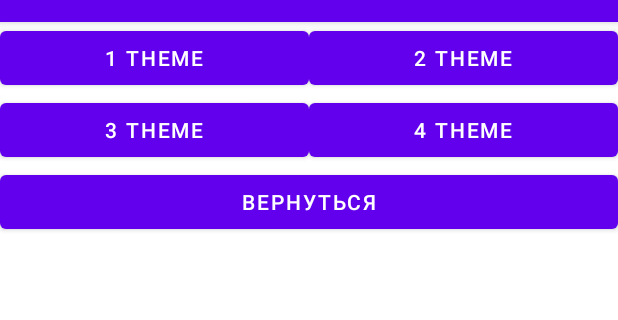
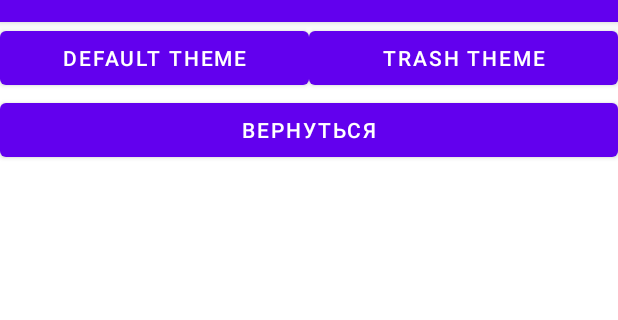
Before and after one commit to TimChesko/CalculatorV2, an Android app: the settings screen opened directly, with no data from a screen before it, on a phone screen of 412 x 824 dp, the part 62-382 px from its top. Run offline under Robolectric (Android 15) with nearby library versions, the phone set to English and light mode, and no system bars.

```diff
--- a/app/src/main/java/com/example/calculatorv2/settings.java
+++ b/app/src/main/java/com/example/calculatorv2/settings.java
@@ -7,7 +7,7 @@ import android.widget.Button;
 
 public class settings extends MainActivity {
 
-    Button firstTheme, secondTheme, thirdTheme, fourthTheme, back;
+    Button firstTheme, secondTheme, back;
 
     @Override
     protected void onCreate(Bundle savedInstanceState) {
@@ -16,8 +16,6 @@ public class settings extends MainActivity {
 
         firstTheme = (Button) findViewById(R.id.firstTheme);
         secondTheme = (Button) findViewById(R.id.secondTheme);
-        thirdTheme = (Button) findViewById(R.id.thirdTheme);
-        fourthTheme = (Button) findViewById(R.id.fourthTheme);
         back = (Button) findViewById(R.id.back);
 
         back.setOnClickListener(new View.OnClickListener() {
--- a/app/src/main/res/layout/activity_settings.xml
+++ b/app/src/main/res/layout/activity_settings.xml
@@ -16,32 +16,13 @@
             android:id="@+id/firstTheme"
             android:layout_width="0dp"
             android:layout_height="wrap_content"
-            android:text="1 theme"
+            android:text="Default theme"
             android:layout_weight="1"/>
         <Button
             android:id="@+id/secondTheme"
             android:layout_width="0dp"
             android:layout_height="wrap_content"
-            android:text="2 theme"
-            android:layout_weight="1"/>
-    </LinearLayout>
-
-    <LinearLayout
-        android:id="@+id/secondLineTheme"
-        android:layout_width="match_parent"
-        android:layout_height="wrap_content"
-        app:layout_constraintTop_toBottomOf="@id/firstLineTheme">
-        <Button
-            android:id="@+id/thirdTheme"
-            android:layout_width="0dp"
-            android:layout_height="wrap_content"
-            android:text="3 theme"
-            android:layout_weight="1"/>
-        <Button
-            android:id="@+id/fourthTheme"
-            android:layout_width="0dp"
-            android:layout_height="wrap_content"
-            android:text="4 theme"
+            android:text="Trash theme"
             android:layout_weight="1"/>
     </LinearLayout>
 
@@ -50,7 +31,7 @@
         android:layout_width="match_parent"
         android:layout_height="wrap_content"
         android:text="вернуться"
-        app:layout_constraintTop_toBottomOf="@id/secondLineTheme"
+        app:layout_constraintTop_toBottomOf="@id/firstLineTheme"
         style="@style/ButtonBack"/>
 
 </androidx.constraintlayout.widget.ConstraintLayout>
--- a/app/src/main/res/values/styles.xml
+++ b/app/src/main/res/values/styles.xml
@@ -1,5 +1,5 @@
 <?xml version="1.0" encoding="utf-8"?>
-<resources>
+<resources xmlns:tools="http://schemas.android.com/tools">
     <style name="MyTextStyle" parent="@android:style/TextAppearance.Medium">
         <item name="android:layout_width">match_parent</item>
         <item name="android:layout_height">wrap_content</item>
@@ -12,4 +12,8 @@
         <item name="android:panelColorBackground">@color/color_secondary</item>
         <item name="android:fillColor">@color/black</item>
     </style>
+
+    <style name="darkTheme">
+        <item name="android:button">@color/black</item>
+    </style>
 </resources>
```
